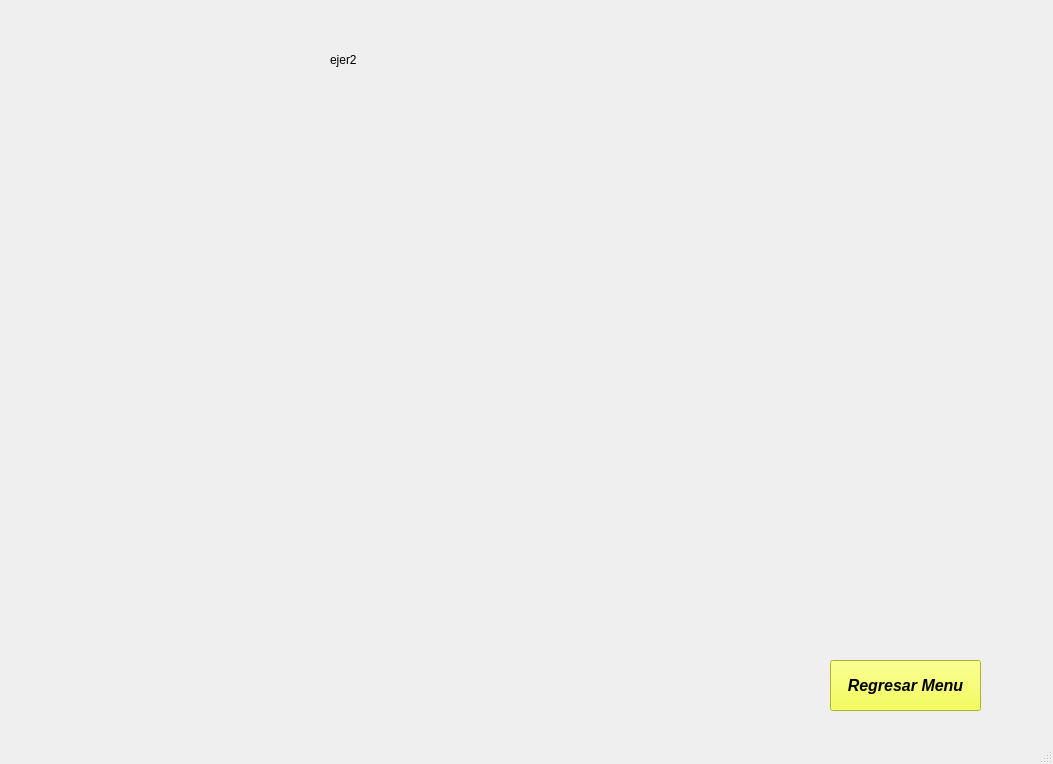
The window that cframe.ui (harlenlopez10/Laboratorio4_Harlen_Lopez_22311161) describes before a commit, drawn with Qt 5.
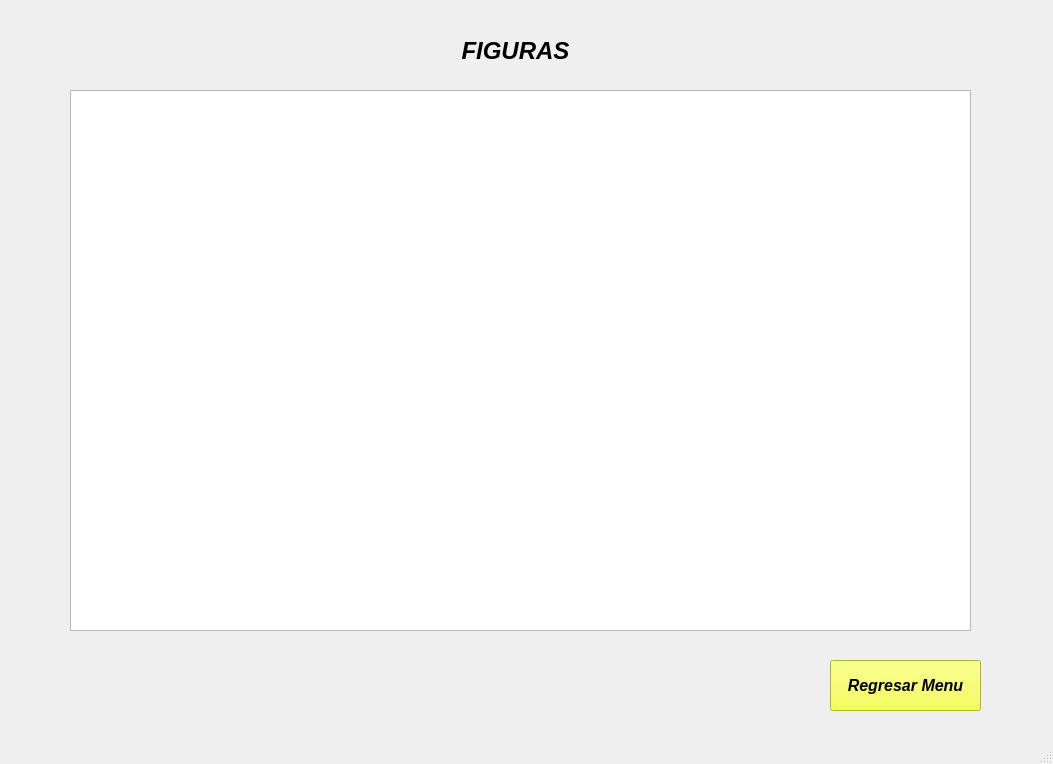
The same window after the commit. The open tabs and pages were chosen to show the change.

What changed in the file:
```diff
--- a/cframe.ui
+++ b/cframe.ui
@@ -329,17 +329,37 @@
      </widget>
     </widget>
     <widget class="QWidget" name="page_4">
-     <widget class="QLabel" name="label_3">
+     <widget class="QGraphicsView" name="graphicsView">
       <property name="geometry">
        <rect>
-        <x>320</x>
-        <y>40</y>
-        <width>63</width>
-        <height>20</height>
+        <x>60</x>
+        <y>80</y>
+        <width>901</width>
+        <height>541</height>
        </rect>
+      </property>
+     </widget>
+     <widget class="QLabel" name="label_34">
+      <property name="geometry">
+       <rect>
+        <x>370</x>
+        <y>20</y>
+        <width>271</width>
+        <height>41</height>
+       </rect>
+      </property>
+      <property name="font">
+       <font>
+        <pointsize>18</pointsize>
+        <italic>true</italic>
+        <bold>true</bold>
+       </font>
       </property>
       <property name="text">
-       <string>ejer2</string>
+       <string>FIGURAS</string>
+      </property>
+      <property name="alignment">
+       <set>Qt::AlignmentFlag::AlignCenter</set>
       </property>
      </widget>
     </widget>
```
Left out of the diff: 2 changed lines with no effect on the pictures.
